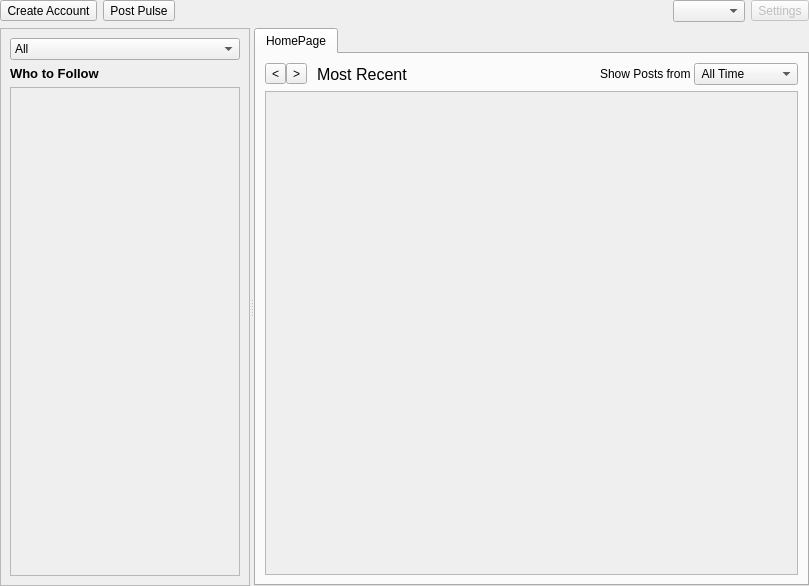
Above: retroshare/retroshare-gui/src/gui/TheWire/WireDialog.ui from samuel-asleep/RetroShare-full before the change. Below: the same form after it.
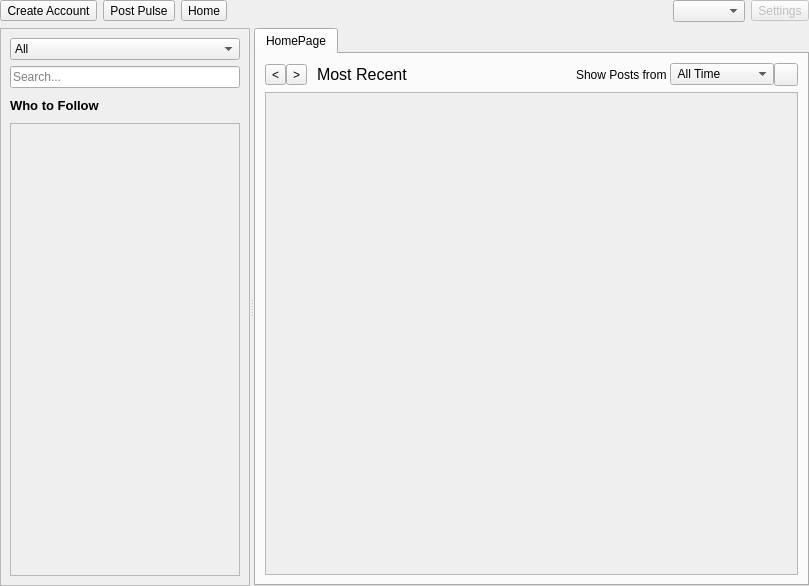
That is the form after the change. Icons and pictures are not drawn. Custom widgets are drawn as their Qt base class.

What changed in the file:
```diff
--- a/retroshare/retroshare-gui/src/gui/TheWire/WireDialog.ui
+++ b/retroshare/retroshare-gui/src/gui/TheWire/WireDialog.ui
@@ -87,6 +87,20 @@
         </property>
        </widget>
       </item>
+      <item>
+       <widget class="QToolButton" name="toolButton_home">
+        <property name="text">
+         <string>Home</string>
+        </property>
+        <property name="icon">
+         <iconset resource="../icons.qrc">
+          <normaloff>:/icons/png/home.png</normaloff>:/icons/png/home.png</iconset>
+        </property>
+        <property name="toolButtonStyle">
+         <enum>Qt::ToolButtonTextBesideIcon</enum>
+        </property>
+       </widget>
+      </item>
       <item>
        <spacer name="horizontalSpacer">
         <property name="orientation">
@@ -178,18 +192,49 @@
         </widget>
        </item>
        <item>
-        <widget class="QLabel" name="followLabel">
-         <property name="font">
-          <font>
-           <pointsize>10</pointsize>
-           <bold>true</bold>
-          </font>
+        <widget class="QLineEdit" name="lineEdit_searchUsers">
+         <property name="placeholderText">
+          <string>Search...</string>
          </property>
-         <property name="text">
-          <string>Who to Follow</string>
+         <property name="clearButtonEnabled">
+          <bool>true</bool>
          </property>
         </widget>
        </item>
+       <item>
+        <layout class="QHBoxLayout" name="accountFilterLayout">
+         <item>
+          <widget class="QLabel" name="followLabel">
+           <property name="font">
+            <font>
+             <pointsize>10</pointsize>
+             <bold>true</bold>
+            </font>
+           </property>
+           <property name="text">
+            <string>Who to Follow</string>
+           </property>
+          </widget>
+         </item>
+         <item>
+          <widget class="QToolButton" name="toolButton_accountFilter">
+           <property name="text">
+            <string/>
+           </property>
+           <property name="icon">
+            <iconset resource="../icons.qrc">
+             <normaloff>:/icons/png/options.png</normaloff>:/icons/png/options.png</iconset>
+           </property>
+           <property name="popupMode">
+            <enum>QToolButton::InstantPopup</enum>
+           </property>
+           <property name="autoRaise">
+            <bool>true</bool>
+           </property>
+          </widget>
+         </item>
+        </layout>
+       </item>
        <item>
         <widget class="QScrollArea" name="trans_scrollAreaWidgetContents_groups">
          <property name="widgetResizable">
@@ -363,6 +408,20 @@
              </item>
             </widget>
            </item>
+           <item>
+            <widget class="QToolButton" name="toolButton_filter">
+             <property name="text">
+              <string/>
+             </property>
+             <property name="icon">
+              <iconset resource="../icons.qrc">
+               <normaloff>:/icons/mail/filter24.png</normaloff>:/icons/mail/filter24.png</iconset>
+             </property>
+             <property name="popupMode">
+              <enum>QToolButton::InstantPopup</enum>
+             </property>
+            </widget>
+           </item>
           </layout>
          </widget>
         </item>
@@ -432,6 +491,12 @@
    <extends>QComboBox</extends>
    <header>gui/common/RSComboBox.h</header>
   </customwidget>
+  <customwidget>
+   <class>RSTabWidget</class>
+   <extends>QTabWidget</extends>
+   <header>gui/common/RSTabWidget.h</header>
+   <container>1</container>
+  </customwidget>
  </customwidgets>
  <resources>
   <include location="../icons.qrc"/>
```
Left out of the diff: 2 changed lines with no effect on the pictures.
